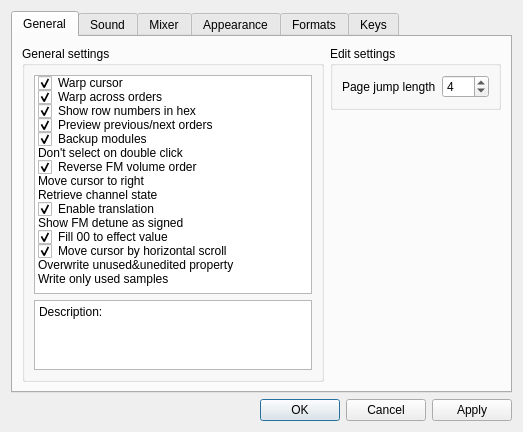
First picture: the form in BambooTracker/gui/configuration_dialog.ui, repository BambooTracker/BambooTracker, before the edit.
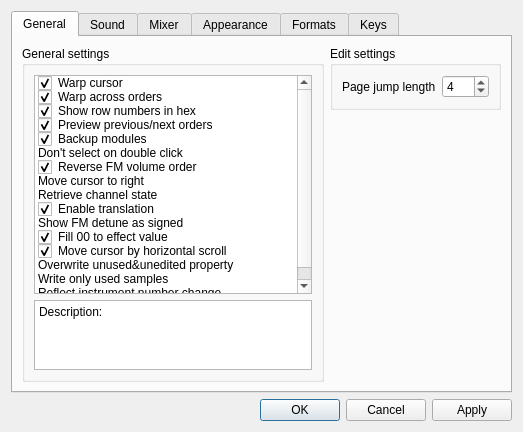
Second picture: the form after the edit. Custom widgets are drawn as their Qt base class.

Commit message: Enable to swap instruments

```diff
--- a/BambooTracker/gui/configuration_dialog.ui
+++ b/BambooTracker/gui/configuration_dialog.ui
@@ -165,6 +165,14 @@
               <enum>Unchecked</enum>
              </property>
             </item>
+            <item>
+             <property name="text">
+              <string>Reflect instrument number change</string>
+             </property>
+             <property name="checkState">
+              <enum>Unchecked</enum>
+             </property>
+            </item>
            </widget>
           </item>
           <item row="1" column="0">
```
The commit also changes 36 other files.
